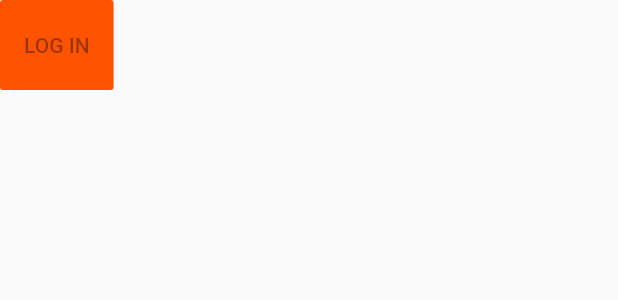
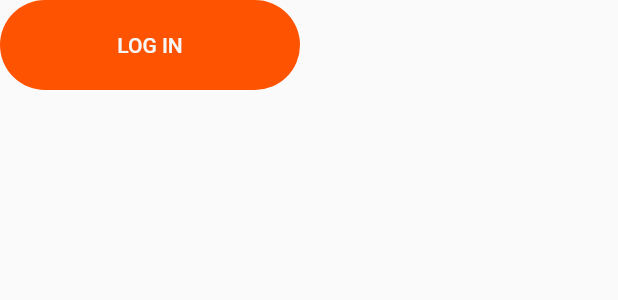
Before and after one commit to aydemiromer/Flutter-ticketApp, a Flutter app: the CustomElevatedButton widget shown alone on an empty page, opened directly, on a phone screen of 412 x 824 dp. Shown: the top 300 px of the screen. Run offline on Flutter 3.47's test engine with Material 2 defaults, Android fonts, the phone set to English and light mode, and no system bars; our stand-ins replace dio; network calls fail.

```diff
--- a/lib/product/widget/custom_sign_in_button.dart
+++ b/lib/product/widget/custom_sign_in_button.dart
@@ -5,6 +5,7 @@ import 'package:ticketapp/core/constants/text/text_constants.dart';
 class CustomElevatedButton extends StatelessWidget {
   final Widget child;
   final double height;
+  final double width;
   final double borderRadius;
   final VoidCallback onPressed;
 
@@ -12,6 +13,7 @@ class CustomElevatedButton extends StatelessWidget {
       {Key key,
       this.borderRadius: 2.0,
       this.height: 60.0,
+      this.width: 10.0,
       this.onPressed,
       this.child})
       : super(key: key);
@@ -19,18 +21,22 @@ class CustomElevatedButton extends StatelessWidget {
   @override
   Widget build(BuildContext context) {
     return SizedBox(
-      height: height,
+      width: 200,
+      height: 60,
       child: ElevatedButton(
           onPressed: onPressed,
           style: ButtonStyle(
             backgroundColor: MaterialStateProperty.all(AppColor.primaryorange),
-            shape: MaterialStateProperty.all<RoundedRectangleBorder>(
-              RoundedRectangleBorder(
-                borderRadius: BorderRadius.circular(borderRadius),
-              ),
+            shape: MaterialStateProperty.all<StadiumBorder>(
+              StadiumBorder(
+                  // borderRadius: BorderRadius.circular(borderRadius),
+                  ),
             ),
           ),
-          child: Text(AppTextConstants.button)),
+          child: Text(
+            AppTextConstants.button,
+            style: TextStyle(color: AppColor.white),
+          )),
     );
   }
 }
```
Also changed, not shown: lib/product/widget/alert_dialog.dart (deleted, +0 -14 lines), lib/product/widget/bottom_navigation.dart (+2 -7 lines), lib/product/widget/cupertino_dialog.dart (+60 -7 lines).
